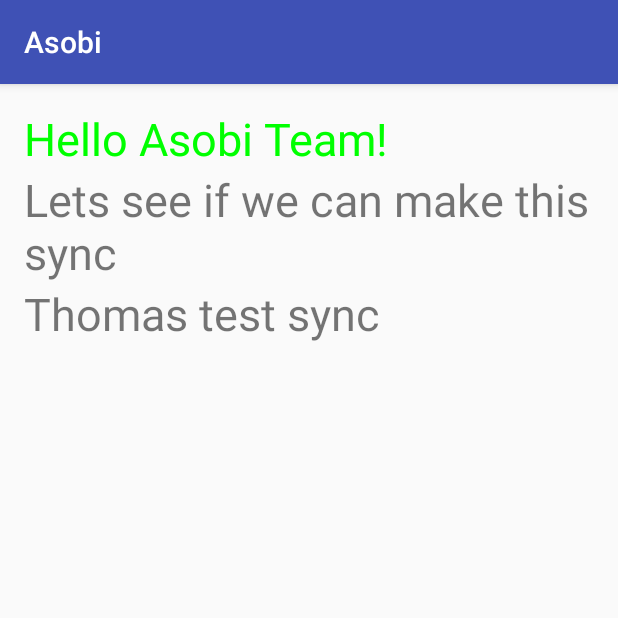
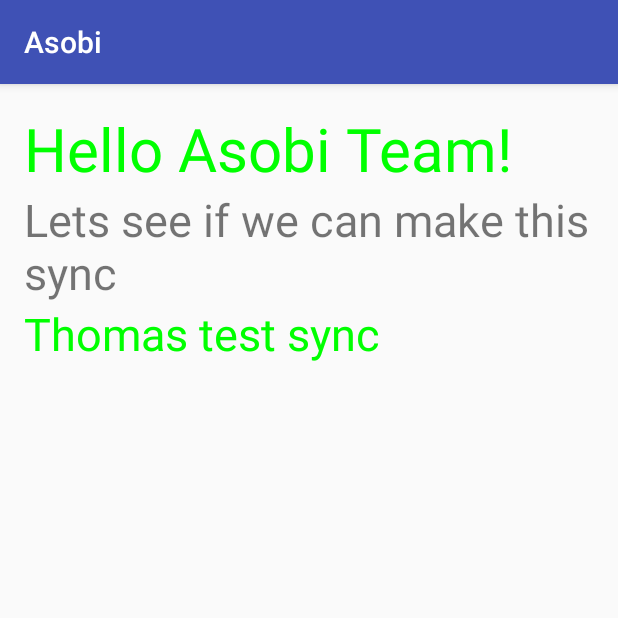
Before and after one commit to OlegBottiger/AndroidProject_QuizApp_Game, an Android app: the screen it shows after launch (MainActivity), on a phone screen of 412 x 824 dp, the top half of it. Run offline under Robolectric (Android 15) with nearby library versions, the phone set to English and light mode, and no system bars.

Commit message:
Change style

```diff
--- a/app/src/main/res/layout/activity_main.xml
+++ b/app/src/main/res/layout/activity_main.xml
@@ -13,7 +13,7 @@
         android:layout_width="wrap_content"
         android:layout_height="wrap_content"
         android:textColor="@color/coolColor"
-        android:textSize="30sp"
+        android:textSize="40sp"
         android:id="@+id/thomas_test"/>
 
     <TextView
@@ -26,5 +26,6 @@
         android:layout_width="match_parent"
         android:layout_height="wrap_content"
         android:textSize="30sp"
-        android:text="@string/thomas_terstSync"/>
+        android:textColor="@color/coolColor"
+        android:text="@string/thomas_testSync"/>
 </LinearLayout>
--- a/app/src/main/res/values/strings.xml
+++ b/app/src/main/res/values/strings.xml
@@ -2,5 +2,5 @@
     <string name="app_name">Asobi</string>
     <string name="hello">Hello Asobi Team!</string>
     <string name="test_sync">Lets see if we can make this sync</string>
-    <string name="thomas_terstSync">Thomas test sync</string>
+    <string name="thomas_testSync">Thomas test sync</string>
 </resources>
```
